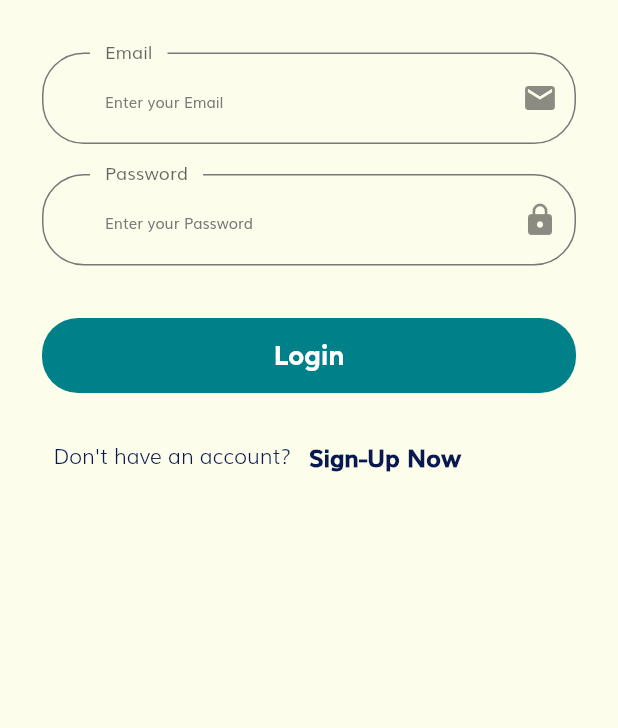
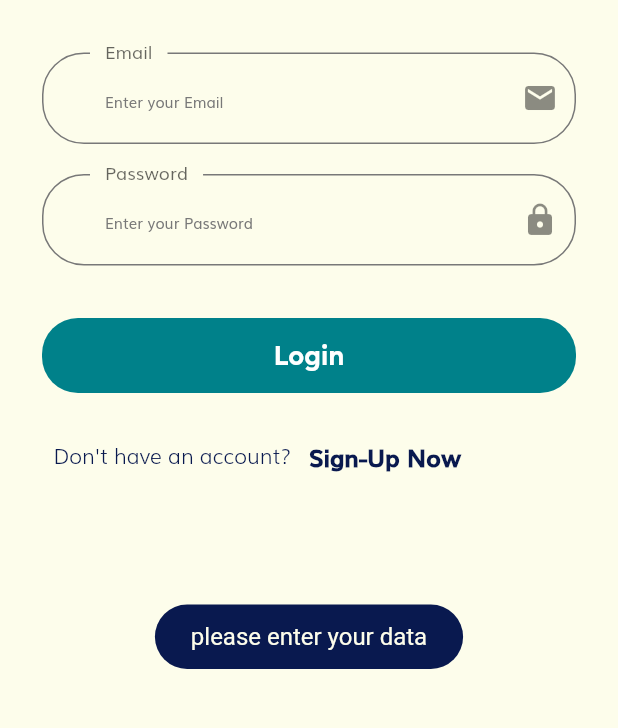
Before and after one commit to kosbaship/rider, a Flutter app: the screen it shows after launch, after a tap on "Login", on a phone screen of 412 x 824 dp, the part 471-1199 px from its top. Run offline on Flutter 3.47's test engine with Material 2 defaults, Android fonts, the phone set to English and light mode, and no system bars; our stand-ins replace firebase_auth, firebase_core, firebase_database, firebase_storage, flutter_bloc, fluttertoast; accounts and stored records are empty.

Commit message:
Login Finished

```diff
--- /dev/null
+++ b/lib/screens/login/cubit/login_states.dart
@@ -0,0 +1,12 @@
+abstract class LoginStates {}
+
+class LoginInitialState extends LoginStates {}
+
+class LoginLoadingState extends LoginStates {}
+
+class LoginSuccessState extends LoginStates {}
+
+class LoginErrorState extends LoginStates {
+  final error;
+  LoginErrorState(this.error);
+}
--- a/lib/screens/login/login.dart
+++ b/lib/screens/login/login.dart
@@ -1,9 +1,15 @@
 import 'dart:ui';
 
 import 'package:flutter/material.dart';
+import 'package:flutter_bloc/flutter_bloc.dart';
+import 'package:rider/models/user.dart';
+import 'package:rider/screens/layout/home.dart';
 import 'package:rider/screens/signup/signup.dart';
 import 'package:rider/shared/colors.dart';
 import 'package:rider/shared/component.dart';
+
+import 'cubit/login_cubit.dart';
+import 'cubit/login_states.dart';
 
 class LoginPage extends StatelessWidget {
   final nameController = TextEditingController();
@@ -22,6 +28,37 @@ class LoginPage extends StatelessWidget {
       emailController.text = email;
       passwordController.text = password;
     }
+    return BlocProvider(
+      create: (context) => LoginCubit(),
+      child: BlocConsumer<LoginCubit, LoginStates>(
+        listener: (context, state) {
+          if (state is LoginLoadingState) {
+            buildProgressDialog(
+              context: context,
+              text: 'please wait ...',
+            );
+          }
+
+          if (state is LoginSuccessState) {
+            Navigator.pop(context);
+            navigateAndFinish(
+              context,
+              HomePage(),
+            );
+            showToast(message: 'Login is Successful', error: false);
+          }
+
+          if (state is LoginErrorState) {
+            // close the progress dialog in the last state
+            Navigator.pop(context);
+            buildProgressDialog(
+              context: context,
+              text: "This account not found",
+              error: true,
+            );
+          }
+        },
+        builder: (context, state) {
           return Scaffold(
             backgroundColor: kForthColor,
             body: SingleChildScrollView(
@@ -77,7 +114,16 @@ class LoginPage extends StatelessWidget {
                     ),
                     Padding(
                       padding: EdgeInsets.symmetric(horizontal: 20),
-                child: buildButton(title: 'Login', onPressed: () {}),
+                      child: buildButton(title: 'Login', onPressed: () {
+                        String email = emailController.text.trim();
+                        String password = passwordController.text.trim();
+
+                        _checkValidationAndSignIN(
+                          context: context,
+                          email: email,
+                          password: password,
+                        );
+                      }),
                     ),
                     SizedBox(
                       height: 18.0,
@@ -114,5 +160,29 @@ class LoginPage extends StatelessWidget {
               ),
             ),
           );
+        },
+      ),
+    );
   }
 }
+
+void _checkValidationAndSignIN({BuildContext context, String email, String password}) {
+  // check if the field are empty
+  if ( email.isEmpty || password.isEmpty) {
+    showToast(message: 'please enter your data', error: true);
+  } else {
+    // check every fields validation
+    if (!email.contains('@')) {
+      showToast(message: 'please, enter a valid email', error: true);
+    } else if (password.length > 6) {
+      showToast(message: 'password must be at least 3 Characters', error: true);
+    }
+    // register the user
+    LoginCubit.get(context).signUp(
+        user: User(
+            userEmail: email,
+            userPassword: password
+        )
+    );
+  }
+}
--- a/lib/screens/login/cubit/signup_cubit.dart
+++ b/lib/screens/signup/cubit/signup_cubit.dart
@@ -3,7 +3,7 @@ import 'package:flutter_bloc/flutter_bloc.dart';
 import 'package:rider/models/user.dart';
 import 'package:rider/network/firebase_auth.dart';
 import 'package:rider/network/realtime_database.dart';
-import 'package:rider/screens/login/cubit/signup_states.dart';
+import 'package:rider/screens/signup/cubit/signup_states.dart';
 
 class SignUpCubit extends Cubit<SignUpStates> {
   SignUpCubit() : super(SignUpInitialState());
--- a/lib/screens/signup/signup.dart
+++ b/lib/screens/signup/signup.dart
@@ -3,9 +3,9 @@ import 'dart:ui';
 import 'package:flutter/material.dart';
 import 'package:flutter_bloc/flutter_bloc.dart';
 import 'package:rider/models/user.dart';
-import 'package:rider/screens/login/cubit/signup_cubit.dart';
-import 'package:rider/screens/login/cubit/signup_states.dart';
 import 'package:rider/screens/login/login.dart';
+import 'package:rider/screens/signup/cubit/signup_cubit.dart';
+import 'package:rider/screens/signup/cubit/signup_states.dart';
 import 'package:rider/shared/colors.dart';
 import 'package:rider/shared/component.dart';
 
@@ -216,6 +216,5 @@ void _checkValidationAndSignUP({
         userPassword: password
       )
     );
-
   }
 }
--- a/lib/shared/constants.dart
+++ b/lib/shared/constants.dart
@@ -1,3 +1,4 @@
+// user Database Constance
 const kUsersNode = 'Users';
 const kUsersID = 'UserID';
 const kUsersName = 'UserName';
```
Also changed, not shown: lib/screens/login/cubit/login_cubit.dart (added, +28 -0 lines), lib/screens/signup/cubit/signup_states.dart (renamed from lib/screens/login/cubit/signup_states.dart). Lines whose indentation alone changed are shown as unchanged.
